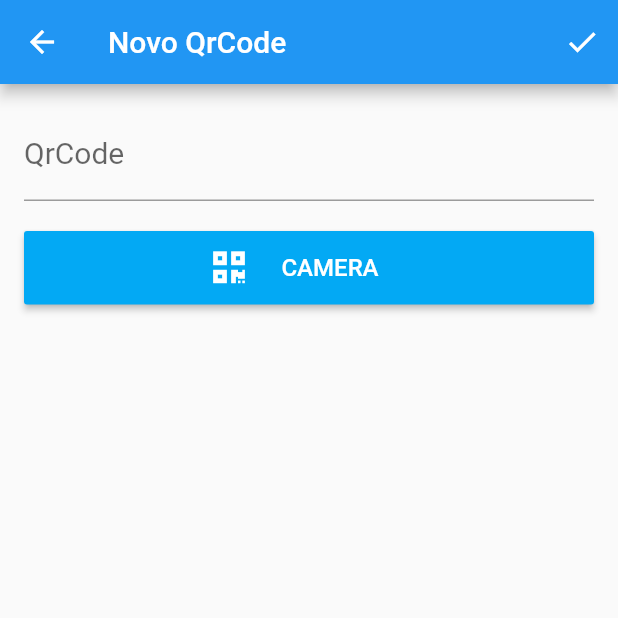
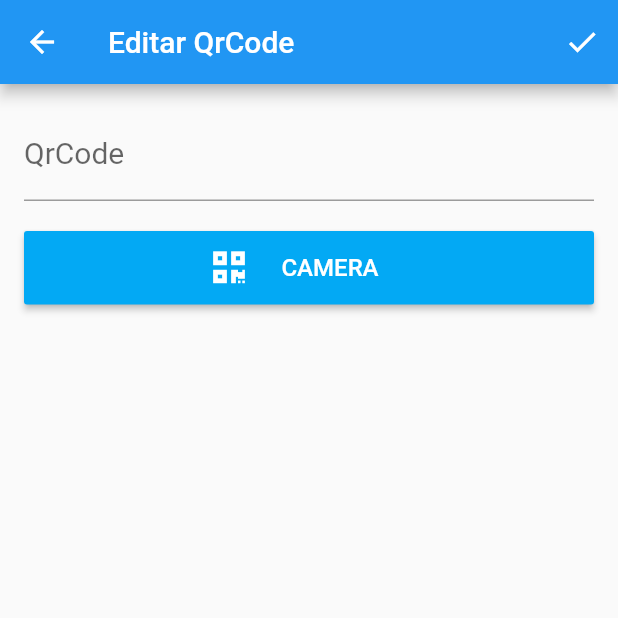
Before and after one commit to vitordm/Flutter.MinhasNFce, a Flutter app: the QrCodePage screen opened directly, on a phone screen of 412 x 824 dp, the top half of it. Run offline on Flutter 3.47's test engine with Material 2 defaults, Android fonts, the phone set to English and light mode, and no system bars; our stand-ins replace font_awesome_flutter, sqflite; accounts and stored records are empty.

```diff
--- a/lib/pages/qr_code_page.dart
+++ b/lib/pages/qr_code_page.dart
@@ -1,5 +1,8 @@
+import 'dart:async';
+
 import 'package:flutter/material.dart';
 import 'package:flutter_minhas_nfce/models/qr_code.dart';
+import 'package:flutter_minhas_nfce/services/qr_code_service.dart';
 import 'package:font_awesome_flutter/font_awesome_flutter.dart';
 
 class QrCodePage extends StatefulWidget {
@@ -12,26 +15,29 @@ class QrCodePage extends StatefulWidget {
 }
 
 class QrCodePageState extends State<QrCodePage> {
+  final _qrCodeService = QrCodeService();
+  bool isEdit = false;
 
   QrCode qrCode;
   TextEditingController controllerQrCode;
   QrCodePageState(this.qrCode);
 
-  _salvarQrCode() {}
-
   @override
   void initState() {
 
-    controllerQrCode =TextEditingController(
-      text: (qrCode !=null) ? qrCode.qrCode : ''
-    );
+    if (qrCode != null) {
+      isEdit = true;
+    }
+
+    controllerQrCode =
+        TextEditingController(text: (qrCode != null) ? qrCode.qrCode : '');
 
     super.initState();
   }
 
   @override
   Widget build(BuildContext context) {
-    var title = widget.qrCode == null ? 'Novo QrCode' : 'Editar QrCode';
+    var title = isEdit ? 'Novo QrCode' : 'Editar QrCode';
     return Scaffold(
       appBar: AppBar(
         title: Text(title),
@@ -39,7 +45,9 @@ class QrCodePageState extends State<QrCodePage> {
           IconButton(
             icon: Icon(Icons.check),
             tooltip: 'Salvar Registro',
-            onPressed: () => _salvarQrCode,
+            onPressed: () => {
+                _salvarQrCode()
+            },
           )
         ],
       ),
@@ -51,28 +59,46 @@ class QrCodePageState extends State<QrCodePage> {
             TextField(
               controller: controllerQrCode,
               decoration: InputDecoration(
-                hintText: 'Digite o QrCode', labelText: 'QrCode',labelStyle: TextStyle(
-                  fontSize: 20.0
-                )
+                  hintText: 'Digite o QrCode',
+                  labelText: 'QrCode',
+                  labelStyle: TextStyle(fontSize: 20.0)),
+            ),
+            Container(
+              height: 20,
+            ),
+            RaisedButton.icon(
+              icon: Icon(
+                FontAwesomeIcons.qrcode,
+                color: Colors.white,
               ),
-            ),
-            Container(height: 20,),
-            RaisedButton.icon(
-              icon: Icon(FontAwesomeIcons.qrcode, color: Colors.white,),
-              label:
-                Padding(
-                  padding: const EdgeInsets.all(15.0),
-                  child: Text('CAMERA', style: TextStyle(fontSize: 16, color: Colors.white)),
-                ),
+              label: Padding(
+                padding: const EdgeInsets.all(15.0),
+                child: Text('CAMERA',
+                    style: TextStyle(fontSize: 16, color: Colors.white)),
+              ),
               color: Colors.lightBlue,
-
-              onPressed: () => {
-
-              },
+              onPressed: () => {},
             )
           ],
         ),
       ),
     );
   }
+
+  void moveBack(BuildContext context) {
+    Navigator.of(context).pop();
+  }
+
+  void _salvarQrCode() async {
+    if (qrCode == null) {
+      qrCode = QrCode();
+    }
+
+    qrCode.qrCode = controllerQrCode.text;
+    if (!isEdit) {
+      await _qrCodeService.insert(qrCode);
+    }
+
+    moveBack(context);
+  }
 }
--- a/lib/services/NFceService.dart
+++ /dev/null
@@ -1,5 +0,0 @@
-import 'package:flutter_minhas_nfce/services/BaseService.dart';
-
-class NFceService extends BaseService {
-
-}
```
Also changed, not shown: lib/fragments/qr_code_list_fragment.dart (added, +56 -0 lines), lib/models/qr_code.dart (+20 -3 lines).
